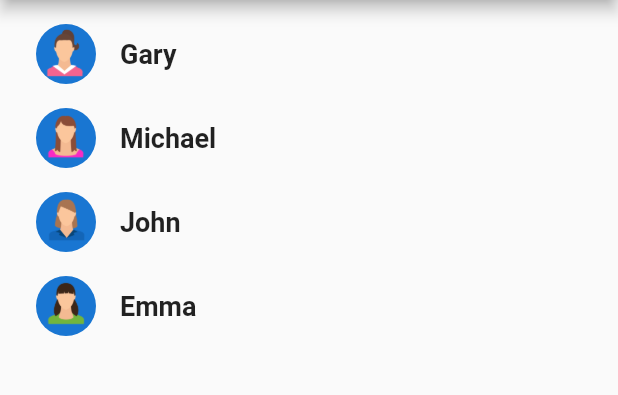
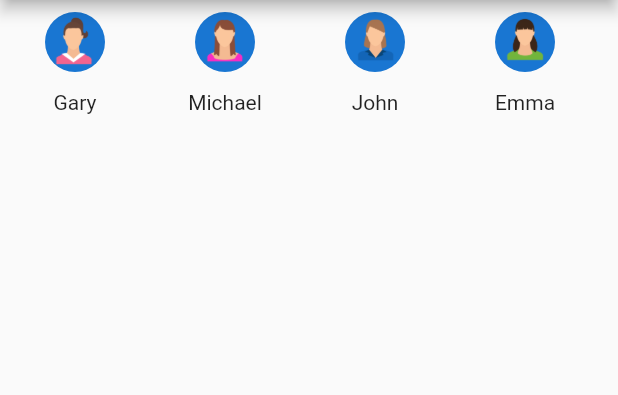
Before and after one commit to ayoubelbadaoui/story_app, a Flutter app: the screen it shows after launch, on a phone screen of 412 x 824 dp, the part 84-479 px from its top. Run offline on Flutter 3.47's test engine with Material 2 defaults, Android fonts, the light colour scheme and no system bars; our stand-ins replace story_view.

Commit message:
we are reaady

```diff
--- a/lib/data/users.dart
+++ b/lib/data/users.dart
@@ -22,4 +22,64 @@ final users = [
     imgUrl: 'assets/user4.png',
     stories: stories2,
   ),
+  User(
+    name: 'ayoub',
+    imgUrl: 'assets/user2.png',
+    stories: stories,
+  ),
+  User(
+    name: 'sara',
+    imgUrl: 'assets/user3.png',
+    stories: stories2,
+  ),
+  User(
+    name: 'lina',
+    imgUrl: 'assets/user1.png',
+    stories: stories,
+  ),
+  User(
+    name: 'ali',
+    imgUrl: 'assets/user4.png',
+    stories: stories2,
+  ),
+  User(
+    name: 'raja',
+    imgUrl: 'assets/user2.png',
+    stories: stories,
+  ),
+  User(
+    name: 'widad',
+    imgUrl: 'assets/user3.png',
+    stories: stories2,
+  ),
+  User(
+    name: 'peru',
+    imgUrl: 'assets/user1.png',
+    stories: stories,
+  ),
+  User(
+    name: 'whatever',
+    imgUrl: 'assets/user4.png',
+    stories: stories2,
+  ),
+  User(
+    name: 'sup',
+    imgUrl: 'assets/user2.png',
+    stories: stories,
+  ),
+  User(
+    name: 'ali',
+    imgUrl: 'assets/user3.png',
+    stories: stories2,
+  ),
+  User(
+    name: 'json',
+    imgUrl: 'assets/user1.png',
+    stories: stories,
+  ),
+  User(
+    name: 'rx',
+    imgUrl: 'assets/user4.png',
+    stories: stories2,
+  ),
 ];
--- a/lib/main.dart
+++ b/lib/main.dart
@@ -1,8 +1,20 @@
 import 'package:flutter/material.dart';
+import 'package:provider/provider.dart';
+import 'package:provider/single_child_widget.dart';
 
 import 'page/story_list_page.dart';
+import 'providers/listview_notifier.dart';
 
-void main() => runApp(MyApp());
+List<SingleChildWidget> providers = [
+  ChangeNotifierProvider<ListViewNotifier>(create: (_) => ListViewNotifier()),
+];
+
+void main() => runApp(
+      MultiProvider(
+        providers: providers,
+        child: MyApp(),
+      ),
+    );
 
 class MyApp extends StatelessWidget {
   @override
--- a/lib/page/story_list_page.dart
+++ b/lib/page/story_list_page.dart
@@ -1,39 +1,84 @@
 import 'package:flutter/material.dart';
+import 'package:provider/provider.dart';
 
 import '../data/users.dart';
 import '../main.dart';
+import '../providers/listview_notifier.dart';
 import 'story_page.dart';
 
 class StoryListPage extends StatelessWidget {
   @override
-  Widget build(BuildContext context) => Scaffold(
+  Widget build(BuildContext context) {
+    final double _width = MediaQuery.of(context).size.width;
+    final double _height = MediaQuery.of(context).size.width;
+
+    final _storyPageState =
+        Provider.of<ListViewNotifier>(context, listen: true);
+
+    return Scaffold(
       appBar: AppBar(
         title: Text('Story app test'),
       ),
-        body: Padding(
-          padding: const EdgeInsets.all(8.0),
-          child: ListView(
-            children: users
-                .map((user) => ListTile(
-                      title: Text(
-                        user.name,
-                        style: TextStyle(
-                          fontSize: 18,
-                          fontWeight: FontWeight.bold,
-                        ),
-                      ),
-                      leading: CircleAvatar(
-                          backgroundImage: AssetImage(user.imgUrl)),
+      body: Column(
+        children: [
+          SizedBox(
+            width: _width,
+            height: _storyPageState.maxHeight,
+            child: ListView.builder(
+              controller: _storyPageState.scrollController,
+              scrollDirection: Axis.horizontal,
+              itemCount: users.length,
+              itemBuilder: (BuildContext context, int index) {
+                return InkWell(
                   onTap: () {
                     Navigator.of(context).push(
                       MaterialPageRoute(
-                            builder: (context) => StoryPage(user: user),
+                        builder: (context) => StoryPage(user: users[index]),
                       ),
                     );
                   },
-                    ))
-                .toList(),
+                  child: SizedBox(
+                    width: _storyPageState.maxWidth,
+                    child: Padding(
+                      padding: const EdgeInsets.all(8.0),
+                      child: Column(
+                        children: [
+                          CircleAvatar(
+                            backgroundImage: AssetImage(users[index].imgUrl),
                           ),
+                          Container(
+                            padding: EdgeInsets.all(12),
+                            //color: Colors.amber,
+                            child: Center(
+                              child: Text(
+                                users[index].name,
+                                textAlign: TextAlign.center,
+                              ),
+                            ),
+                          ),
+                        ],
+                      ),
+                    ),
+                    // child: SizedBox(
+                    //   height: 50,
+                    //   child: ListTile(
+                    //     title: Text(users[index].name),
+                    //     onTap: () {
+                    //       Navigator.of(context).push(
+                    //         MaterialPageRoute(
+                    //           builder: (context) => StoryPage(user: users[index]),
+                    //         ),
+                    //       );
+                    //     },
+                    //   ),
+                    // ),
+                  ),
+                );
+              },
+            ),
+          ),
+        ],
       ),
     );
   }
+}
--- a/lib/page/story_page.dart
+++ b/lib/page/story_page.dart
@@ -1,5 +1,8 @@
+import 'dart:developer';
+
+import 'package:app_story_test/providers/listview_notifier.dart';
 import 'package:flutter/material.dart';
-
+import 'package:provider/provider.dart';
 import '../data/users.dart';
 import '../model/user.dart';
 import '../widget/story_widget.dart';
@@ -22,7 +25,6 @@ class _StoryPageState extends State<StoryPage> {
   @override
   void initState() {
     super.initState();
-
     final initialPage = users.indexOf(widget.user);
     controller = PageController(initialPage: initialPage);
   }
@@ -34,8 +36,16 @@ class _StoryPageState extends State<StoryPage> {
   }
 
   @override
-  Widget build(BuildContext context) => PageView(
+  Widget build(BuildContext context) {
+    final _storyPageState =
+        Provider.of<ListViewNotifier>(context, listen: true);
+
+    return PageView(
       controller: controller,
+      onPageChanged: (int currentIndex) {
+        _storyPageState.updateCurrentStoryPage(currentIndex);
+        log('current index page ${currentIndex}');
+      },
       children: users
           .map((user) => StoryWidget(
                 user: user,
@@ -44,3 +54,7 @@ class _StoryPageState extends State<StoryPage> {
           .toList(),
     );
   }
+}
+
+
+//
--- /dev/null
+++ b/lib/providers/listview_notifier.dart
@@ -0,0 +1,17 @@
+import 'package:flutter/cupertino.dart';
+
+class ListViewNotifier extends ChangeNotifier {
+  int currentStoryPage = 0;
+  final double maxHeight = 190;
+  final double maxWidth = 100;
+
+  final scrollController = ScrollController();
+
+  updateCurrentStoryPage(int newIndex) {
+    //newIndex = newIndex - 2;
+    scrollController.animateTo(maxWidth * newIndex,
+        duration: const Duration(microseconds: 500), curve: Curves.easeIn);
+    //currentStoryPage = newIndex;
+    notifyListeners();
+  }
+}
--- a/pubspec.yaml
+++ b/pubspec.yaml
@@ -35,6 +35,7 @@ dependencies:
   # Use with the CupertinoIcons class for iOS style icons.
   cupertino_icons: ^1.0.2
   story_view: ^0.13.2
+  provider: ^6.0.3
 
 dev_dependencies:
   flutter_test:
```
Also changed, not shown: pubspec.lock, 1 other file. Lines whose indentation alone changed are shown as unchanged.
